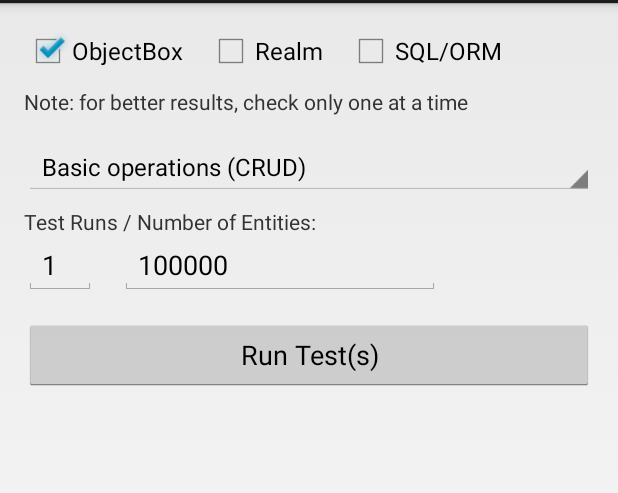
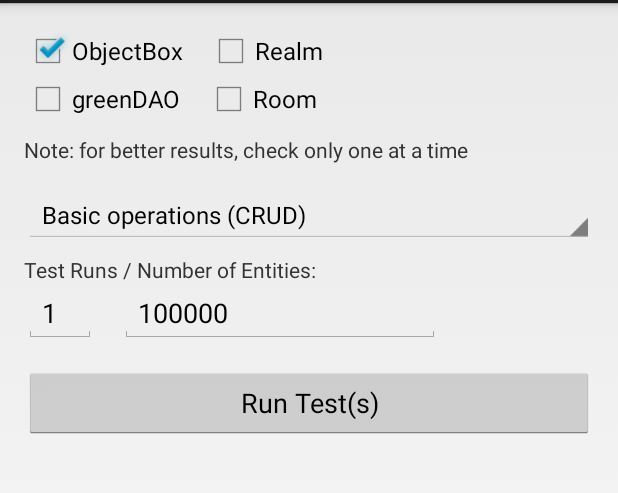
Before and after one commit to objectbox/objectbox-performance, an Android app: the screen it shows after launch (MainActivity), on a phone screen of 412 x 824 dp, the part 69-562 px from its top. Run offline under Robolectric (Android 15) with nearby library versions, the phone set to English and light mode, and no system bars.

Commit message:
Prepare UI for Room perf test.

```diff
--- a/app/src/main/res/layout/activity_main.xml
+++ b/app/src/main/res/layout/activity_main.xml
@@ -1,6 +1,5 @@
 <?xml version="1.0" encoding="utf-8"?>
-<RelativeLayout
-    android:id="@+id/activity_main"
+<RelativeLayout android:id="@+id/activity_main"
     xmlns:android="http://schemas.android.com/apk/res/android"
     xmlns:tools="http://schemas.android.com/tools"
     android:layout_width="match_parent"
@@ -11,7 +10,8 @@
     android:paddingLeft="@dimen/activity_horizontal_margin"
     android:paddingRight="@dimen/activity_horizontal_margin"
     android:paddingTop="@dimen/activity_vertical_margin"
-    tools:context="io.objectbox.performanceapp.MainActivity">
+    tools:context="io.objectbox.performanceapp.MainActivity"
+    tools:ignore="HardcodedText">
 
     <CheckBox
         android:id="@+id/checkBoxObjectBox"
@@ -21,7 +21,7 @@
         android:layout_alignParentStart="true"
         android:layout_alignParentTop="true"
         android:checked="true"
-        android:text="ObjectBox"/>
+        android:text="ObjectBox" />
 
     <CheckBox
         android:id="@+id/checkBoxRealm"
@@ -29,19 +29,30 @@
         android:layout_height="wrap_content"
         android:layout_alignBottom="@+id/checkBoxObjectBox"
         android:layout_marginLeft="16dp"
+        android:layout_marginStart="16dp"
         android:layout_toEndOf="@+id/checkBoxObjectBox"
         android:layout_toRightOf="@+id/checkBoxObjectBox"
-        android:text="Realm"/>
+        android:text="Realm" />
 
     <CheckBox
-        android:id="@+id/checkBoxSQLite"
+        android:id="@+id/checkBoxGreenDao"
         android:layout_width="wrap_content"
         android:layout_height="wrap_content"
-        android:layout_alignParentTop="true"
+        android:layout_alignParentLeft="true"
+        android:layout_alignParentStart="true"
+        android:layout_below="@+id/checkBoxObjectBox"
+        android:text="greenDAO" />
+
+    <CheckBox
+        android:id="@+id/checkBoxRoom"
+        android:layout_width="wrap_content"
+        android:layout_height="wrap_content"
+        android:layout_below="@+id/checkBoxObjectBox"
         android:layout_marginLeft="16dp"
-        android:layout_toEndOf="@+id/checkBoxRealm"
-        android:layout_toRightOf="@+id/checkBoxRealm"
-        android:text="SQL/ORM"/>
+        android:layout_marginStart="16dp"
+        android:layout_toEndOf="@+id/checkBoxGreenDao"
+        android:layout_toRightOf="@+id/checkBoxGreenDao"
+        android:text="Room" />
 
     <TextView
         android:id="@+id/textViewNote"
@@ -49,9 +60,9 @@
         android:layout_height="wrap_content"
         android:layout_alignParentLeft="true"
         android:layout_alignParentStart="true"
-        android:layout_below="@+id/checkBoxSQLite"
+        android:layout_below="@+id/checkBoxRoom"
         android:layout_marginTop="8dp"
-        android:text="Note: for better results, check only one at a time"/>
+        android:text="Note: for better results, check only one at a time" />
 
     <Spinner
         android:id="@+id/spinnerTestType"
@@ -60,7 +71,7 @@
         android:layout_alignParentLeft="true"
         android:layout_alignParentStart="true"
         android:layout_below="@+id/textViewNote"
-        android:layout_marginTop="16dp"/>
+        android:layout_marginTop="16dp" />
 
 
     <TextView
@@ -71,7 +82,7 @@
         android:layout_alignParentStart="true"
         android:layout_below="@+id/spinnerTestType"
         android:layout_marginTop="8dp"
-        android:text="Test Runs / Number of Entities:"/>
+        android:text="Test Runs / Number of Entities:" />
 
 
     <EditText
@@ -83,7 +94,7 @@
         android:layout_below="@+id/textViewRuns"
         android:ems="10"
         android:inputType="number"
-        android:text="1"/>
+        android:text="1" />
 
 
     <EditText
@@ -97,7 +108,7 @@
         android:layout_toRightOf="@+id/editTextRuns"
         android:ems="10"
         android:inputType="number"
-        android:text="100000"/>
+        android:text="100000" />
 
     <Button
         android:id="@+id/buttonRunTest"
@@ -109,7 +120,7 @@
         android:layout_alignParentStart="true"
         android:layout_below="@+id/editTextRuns"
         android:layout_marginTop="16dp"
-        android:text="Run Test(s)"/>
+        android:text="Run Test(s)" />
 
     <!-- ScrollView allows nicer scrolling with fling vs. TextView only -->
     <ScrollView
@@ -124,8 +135,8 @@
         <TextView
             android:id="@+id/textViewResults"
             android:layout_width="match_parent"
-            android:layout_height="match_parent"
-            tools:text="Logging"/>
+            android:layout_height="wrap_content"
+            tools:text="Logging" />
     </ScrollView>
 
 
```
Also changed, not shown: app/src/main/java/io/objectbox/performanceapp/MainActivity.java (+13 -6 lines), app/src/main/java/io/objectbox/performanceapp/room/RoomPerfTest.java (added, +44 -0 lines).
